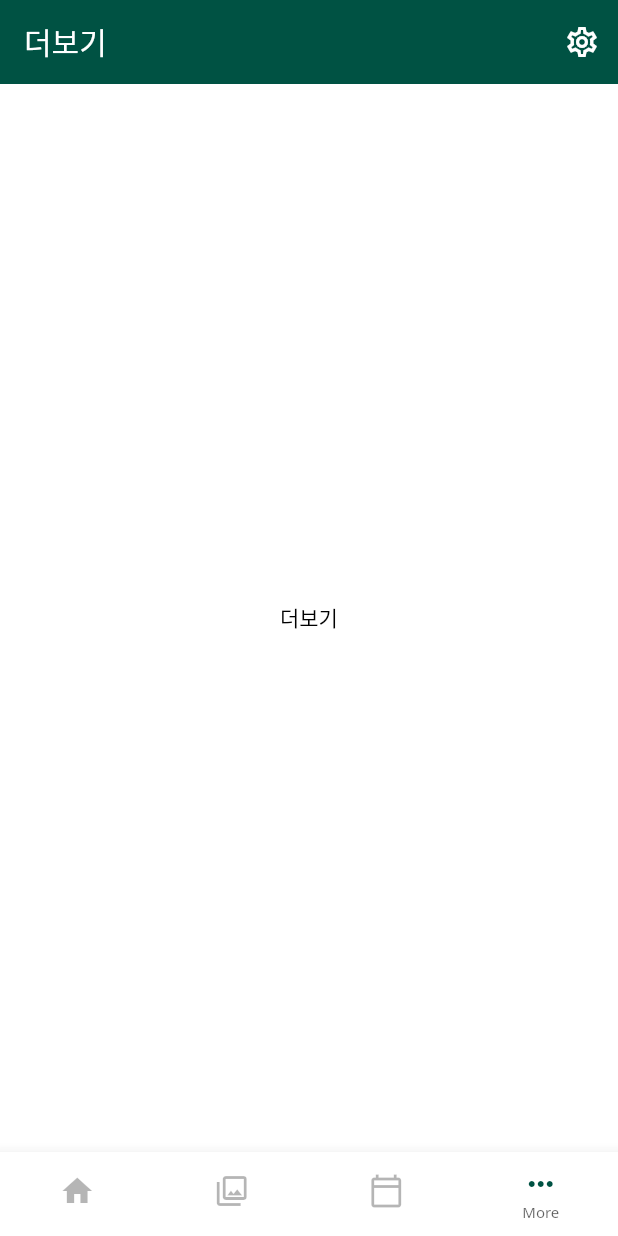
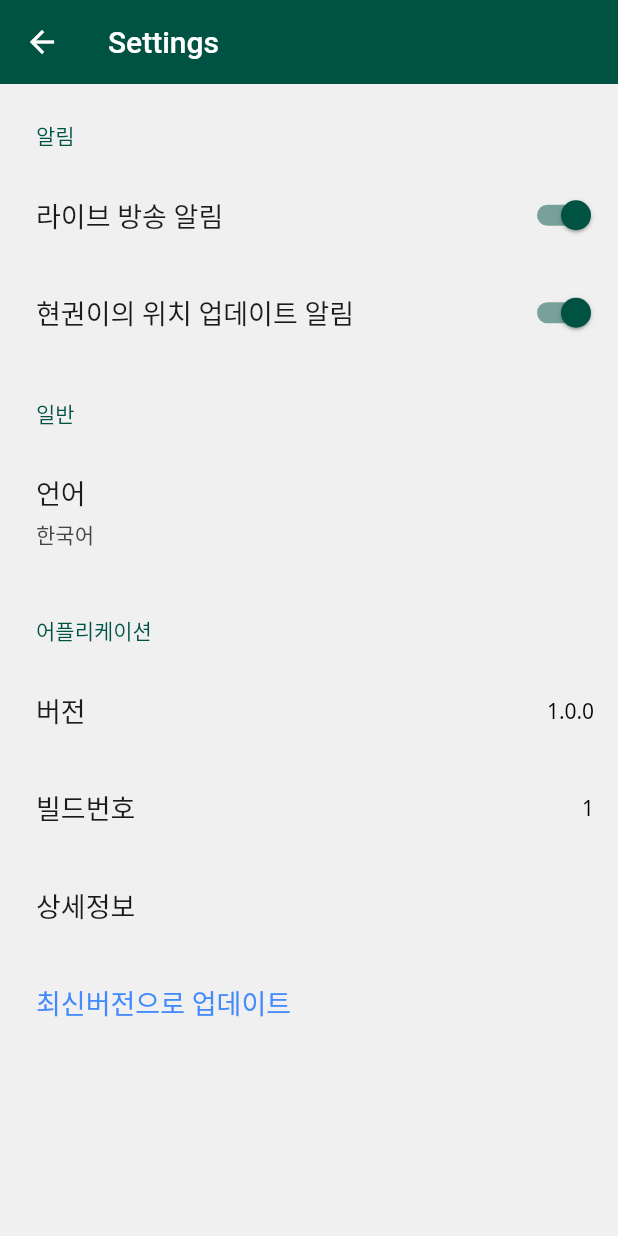
Before and after one commit to HKCHO/chohyunkwon, a Flutter app: the screen it shows after launch, item 4 of the bottom bar chosen, after a tap on the "settings" icon, on a phone screen of 412 x 824 dp. Run offline on Flutter 3.47's test engine with Material 2 defaults, Android fonts, the phone set to English and light mode, and no system bars; drawn by our look-alikes of settings_ui; our stand-ins replace google_fonts, package_info_plus, syncfusion_flutter_calendar; generated files the repository leaves out were written again; network calls fail.

Commit message:
설정화면 작업

```diff
--- a/lib/configurations/app_theme.dart
+++ b/lib/configurations/app_theme.dart
@@ -14,6 +14,7 @@ class AppTheme {
     return base.copyWith(
       appBarTheme: AppBarTheme(
         systemOverlayStyle: SystemUiOverlayStyle.light,  // primaryColor가 어두운 계열 색상이라 statusbar brightness도 dark로 세팅
+        shadowColor: Colors.transparent,
       ),
       bottomNavigationBarTheme: _buildLightBottomNavigationBarTheme(),
       // 색상 스키마
--- a/lib/l10n/app_en.arb
+++ b/lib/l10n/app_en.arb
@@ -3,5 +3,7 @@
   "bottomNavHome": "Home",
   "bottomNavGallery": "Gallery",
   "bottomNavSchedule": "Schedule",
-  "bottomNavMore": "More"
+  "bottomNavMore": "More",
+
+  "settings": "Settings"
 }
--- a/lib/l10n/app_ko.arb
+++ b/lib/l10n/app_ko.arb
@@ -6,5 +6,7 @@
   "bottomNavHome": "홈",
   "bottomNavGallery": "갤러리",
   "bottomNavSchedule": "일정",
-  "bottomNavMore": "더보기"
+  "bottomNavMore": "더보기",
+
+  "settings": "설정"
 }
--- a/lib/screens/more/more_screen.dart
+++ b/lib/screens/more/more_screen.dart
@@ -1,5 +1,6 @@
 import 'package:chohyunkwon/configurations/app_theme.dart';
 import 'package:chohyunkwon/constants/app_colors.dart';
+import 'package:chohyunkwon/screens/settings/settings_screen.dart';
 import 'package:flutter/material.dart';
 import 'package:flutter/services.dart';
 
@@ -54,7 +55,10 @@ class _MoreScreenState extends State<MoreScreen> {
   IconButton _settingsButton(BuildContext context) {
     return IconButton(
       onPressed: () {
-        print('설정버튼 눌림.');
+        Navigator.push(
+          context,
+          MaterialPageRoute(builder: (context) => SettingsScreen()),
+        );
       },
       icon: Icon(Icons.settings_outlined)
     );
--- /dev/null
+++ b/lib/screens/settings/settings_screen.dart
@@ -0,0 +1,138 @@
+import 'package:flutter/material.dart';
+import 'package:flutter/services.dart';
+
+import 'package:settings_ui/settings_ui.dart';
+import 'package:package_info_plus/package_info_plus.dart';
+
+import 'package:chohyunkwon/constants/app_colors.dart';
+
+import 'package:flutter_gen/gen_l10n/app_localizations.dart';
+
+class SettingsScreen extends StatefulWidget {
+  SettingsScreen({Key? key}) : super(key: key);
+
+  @override
+  _SettingsScreenState createState() => _SettingsScreenState();
+}
+
+class _SettingsScreenState extends State<SettingsScreen> {
+  PackageInfo _packageInfo = PackageInfo(
+    appName: '조현권',
+    packageName: 'Unknown',
+    version: '...',
+    buildNumber: 'Unknown',
+    buildSignature: 'Unknown',
+  );
+
+  @override
+  void initState() {
+    super.initState();
+    _initPackageInfo();
+  }
+
+  @override
+  Widget build(BuildContext context) {
+    return Scaffold(
+      appBar: _buildAppBar(context),
+      body: SafeArea(
+        child: SettingsList(
+          lightTheme: _buildSettingsLightTheme(context),
+          sections: [
+            SettingsSection(
+              title: Text('알림'),
+              tiles: <SettingsTile>[
+                SettingsTile.switchTile(
+                  activeSwitchColor: AppColors.brand,
+                  onToggle: (value) {},
+                  initialValue: true,
+                  title: Text('라이브 방송 알림'),
+                ),
+                SettingsTile.switchTile(
+                  activeSwitchColor: AppColors.brand,
+                  onToggle: (value) {},
+                  initialValue: true,
+                  title: Text('현권이의 위치 업데이트 알림'),
+                ),
+              ]
+            ),
+            // 일반
+            SettingsSection(
+              title: Text('일반'),
+              tiles: <SettingsTile>[
+                SettingsTile.navigation(
+                  title: Text('언어'),
+                  value: Text('한국어', style: TextStyle(fontSize: 14),),
+                ),
+              ],
+            ),
+
+            // 어플리케이션
+            SettingsSection(
+              title: Text('어플리케이션'),
+              tiles: <SettingsTile>[
+                SettingsTile.navigation(
+                  title: Text('버전'),
+                  trailing: Text(_packageInfo.version),
+                ),
+                SettingsTile.navigation(
+                  title: Text('빌드번호'),
+                  trailing: Text(_packageInfo.buildNumber),
+                ),
+                SettingsTile.navigation(
+                  // leading: Icon(Icons.info_outlined),
+                  title: Text('상세정보'),
+                  onPressed: (context) {
+                    showAboutDialog(
+                      context: context,
+                      applicationName: _packageInfo.appName,
+                      applicationVersion: _packageInfo.version,
+                      applicationIcon: CircleAvatar(
+                        backgroundImage: AssetImage('assets/images/app_icon.png'),
+                      ),
+                      applicationLegalese: '현권이의 플러터 앱'
+                    );
+                  },
+                ),
+                SettingsTile.navigation(
+                  title: Text('최신버전으로 업데이트', style: TextStyle(color: Colors.blueAccent),),
+                  trailing: Text(''),
+                  onPressed: (context) {
+                    print('TODO 마켓으로 이동 또는 on-air-update.');
+                  },
+                ),
+              ]
+            )
+          ],
+        ),
+      )
+    );
+  }
+
+  // 더보기 화면 앱바
+  PreferredSizeWidget _buildAppBar(BuildContext context) {
+    return AppBar(
+      centerTitle: false,
+      title: Text(AppLocalizations.of(context)!.settings),
+      systemOverlayStyle: SystemUiOverlayStyle(
+        statusBarColor: AppColors.brand,
+        statusBarIconBrightness: Brightness.light,
+        statusBarBrightness: Brightness.dark,
+      ),
+    );
+  }
+
+  // 설정화면 light mode 테마
+  SettingsThemeData _buildSettingsLightTheme(BuildContext context) {
+    return SettingsThemeData(
+      titleTextColor: AppColors.brand,
+    );
+  }
+
+  Future<void> _initPackageInfo() async {
+    final info = await PackageInfo.fromPlatform();
+
+    setState(() {
+      _packageInfo = info;
+    });
+  }
+}
--- a/pubspec.yaml
+++ b/pubspec.yaml
@@ -32,6 +32,8 @@ dependencies:
   syncfusion_flutter_calendar: ^19.4.48
   # syncfusion l10n
   syncfusion_localizations: ^19.4.48
+  settings_ui: ^2.0.2
+  package_info_plus: ^1.3.0
 
 dev_dependencies:
   flutter_test:
@@ -45,3 +47,6 @@ dev_dependencies:
 flutter:
   generate: true
   uses-material-design: true
+
+  assets:
+    - assets/images/
```
Also changed, not shown: pubspec.lock, 1 other file.
